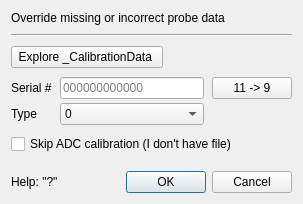
The window that Forms/IMForceDlg.ui (billkarsh/SpikeGLX) describes before a commit, drawn with Qt 5.
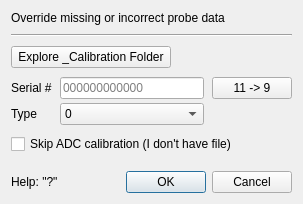
The same window after the commit.

Commit message: New calibration support

What changed in the file:
```diff
--- a/Forms/IMForceDlg.ui
+++ b/Forms/IMForceDlg.ui
@@ -48,7 +48,7 @@
         </sizepolicy>
        </property>
        <property name="text">
-        <string> Explore _CalibrationData  </string>
+        <string> Explore _Calibration Folder </string>
        </property>
       </widget>
      </item>
```
The commit also changes 34 other files.
